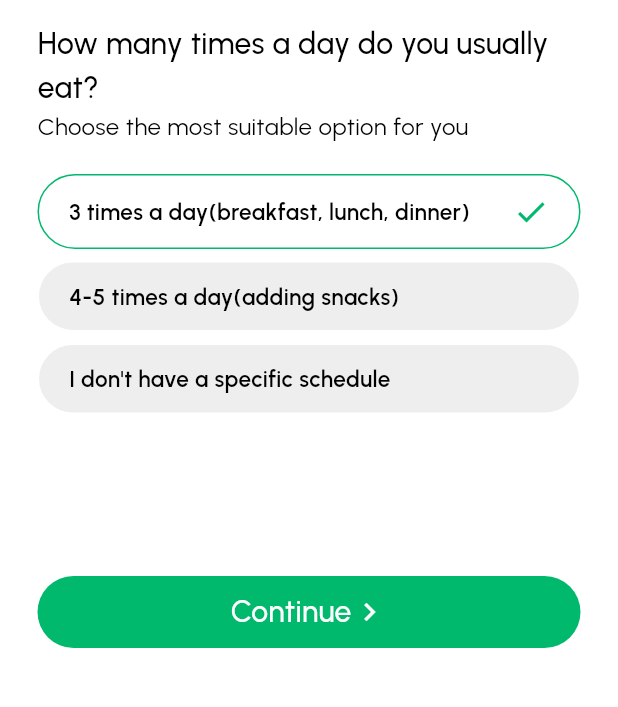
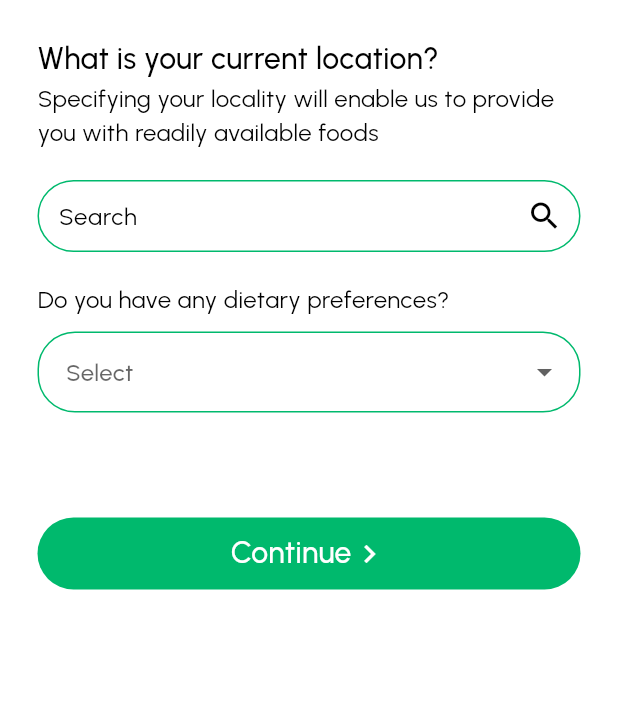
Before and after one commit to samrasugu/nutrimate, a Flutter app: the SetMealTimesPage screen opened by its route, after a tap on "3 times a day(breakfast, lunch, dinner)", after a tap on "Continue", on a phone screen of 412 x 824 dp, the part 60-767 px from its top. Run offline on Flutter 3.47's test engine with Material 3 defaults, Android fonts, the phone set to English and light mode, and no system bars; our stand-ins replace flutter_svg, smooth_page_indicator; project files that could hold a hidden picture were left out.

Commit message:
feat: set location & dietary preferences page
- scaffold UI for location and dietary preferences
- added interaction properties to customtextfield

```diff
--- a/lib/application/core/services/utils.dart
+++ b/lib/application/core/services/utils.dart
@@ -21,3 +21,64 @@ List<String> mealTimes = <String>[
   '4-5 times a day(adding snacks)',
   'I don\'t have a specific schedule',
 ];
+
+List<String> dietaryPreferences = <String>[
+  'Dairy Free',
+  'Egg Free',
+  'Gluten Free',
+  'Keto',
+  'Paleo',
+  'Pescatarian',
+  'Vegan',
+  'Vegetarian',
+  'Hindu',
+  'Kosher',
+  'Muslim Halal',
+  'I don\'t have any dietary restrictions',
+];
+
+List<String> mealTypes = <String>[
+  'Vegan',
+  'Vegetarian',
+  'Pescatarian',
+  'Keto',
+  'Paleo',
+  'Gluten Free',
+  'Dairy Free',
+  'Low Carb',
+  'Low Fat',
+  'Low Sodium',
+  'Low Sugar',
+  'Balanced',
+  'I don\'t have a specific diet',
+];
+
+List<String> activityLevels = <String>[
+  'Sedentary',
+  'Lightly Active',
+  'Moderately Active',
+  'Very Active',
+  'Extra Active',
+];
+
+List<String> goals = <String>[
+  'Lose Weight',
+  'Maintain Weight',
+  'Gain Weight',
+];
+
+List<String> allergies = <String>[
+  'Dairy',
+  'Egg',
+  'Gluten',
+  'Grain',
+  'Peanut',
+  'Seafood',
+  'Sesame',
+  'Shellfish',
+  'Soy',
+  'Sulfite',
+  'Tree Nut',
+  'Wheat',
+  'I don\'t have any allergies',
+];
--- a/lib/domain/core/value_objects/app_strings.dart
+++ b/lib/domain/core/value_objects/app_strings.dart
@@ -45,3 +45,7 @@ const String chooseMoreSuitableOption =
     'Choose the most suitable option for you';
 
 const String currentLocationQuestion = 'What is your current location?';
+const String specifyLocationText =
+    'Specifying your locality will enable us to provide you with readily available foods';
+const String dietaryPreferencesQuestion = 'Do you have any dietary preferences?';
+const String searchText = 'Search';
--- a/lib/presentation/core/widgets/custom_text_field.dart
+++ b/lib/presentation/core/widgets/custom_text_field.dart
@@ -18,6 +18,10 @@ class CustomTextField extends StatelessWidget {
   final FormFieldValidator<String>? validator;
   final TextInputType? keyboardType;
   final Key? formFieldKey;
+  final void Function()? onTap;
+  final void Function(String)? onFieldSubmitted;
+  final void Function(String)? onChanged;
+
   const CustomTextField({
     super.key,
     required this.controller,
@@ -36,6 +40,9 @@ class CustomTextField extends StatelessWidget {
     this.validator,
     this.keyboardType,
     this.formFieldKey,
+    this.onTap,
+    this.onFieldSubmitted,
+    this.onChanged,
   })  : enabled = enabled ?? true,
         obscureText = obscureText ?? false;
 
@@ -47,6 +54,15 @@ class CustomTextField extends StatelessWidget {
       initialValue: initialValue,
       keyboardType: keyboardType,
       key: formFieldKey,
+      onTap: () {
+        onTap?.call;
+      },
+      onFieldSubmitted: (String value) {
+        onFieldSubmitted?.call;
+      },
+      onChanged: (String value) {
+        onChanged?.call;
+      },
       decoration: InputDecoration(
         hintText: hintText,
         prefixIcon: prefixIcon,
--- /dev/null
+++ b/lib/presentation/onboarding/complete_profile/pages/set_location_and_preferences_page.dart
@@ -0,0 +1,155 @@
+import 'package:flutter/material.dart';
+import 'package:nutrimate/application/core/services/utils.dart';
+import 'package:nutrimate/domain/core/value_objects/app_strings.dart';
+import 'package:nutrimate/presentation/core/theme/theme.dart';
+import 'package:nutrimate/presentation/core/widgets/custom_app_bar.dart';
+import 'package:nutrimate/presentation/core/widgets/custom_button.dart';
+import 'package:nutrimate/presentation/core/widgets/custom_select_field.dart';
+import 'package:nutrimate/presentation/core/widgets/custom_text_field.dart';
+import 'package:nutrimate/presentation/global/spaces.dart';
+import 'package:nutrimate/presentation/global/text_themes.dart';
+import 'package:nutrimate/presentation/router/routes.dart';
+
+class SetLocationAndPreferencesPage extends StatefulWidget {
+  const SetLocationAndPreferencesPage({super.key});
+
+  @override
+  State<SetLocationAndPreferencesPage> createState() =>
+      _SetLocationAndPreferencesPageState();
+}
+
+class _SetLocationAndPreferencesPageState
+    extends State<SetLocationAndPreferencesPage> {
+  final TextEditingController searchController = TextEditingController();
+  @override
+  Widget build(BuildContext context) {
+    return Scaffold(
+      appBar: PreferredSize(
+        preferredSize: const Size.fromHeight(60),
+        child: CustomAppBar(
+          showBackButton: true,
+          trailingWidget: Text(
+            skipText,
+            style: normalSize18Text(
+              AppColors.primaryColor,
+            ),
+          ),
+          onBackButtonPressed: () {
+            Navigator.pushNamed(context, Routes.setMealTimes);
+          },
+        ),
+      ),
+      body: Padding(
+        padding: const EdgeInsets.symmetric(horizontal: 25.0),
+        child: SingleChildScrollView(
+          child: Column(
+            crossAxisAlignment: CrossAxisAlignment.start,
+            children: <Widget>[
+              smallVerticalSizedBox,
+              Text(
+                currentLocationQuestion,
+                style: boldSize20Text(
+                  AppColors.blackColor,
+                ),
+              ),
+              Text(
+                specifyLocationText,
+                style: normalSize16Text(
+                  AppColors.blackColor,
+                ),
+              ),
+              mediumVerticalSizedBox,
+              CustomTextField(
+                controller: searchController,
+                hintText: searchText,
+                borderColor: AppColors.primaryColor,
+                suffixIcon: const Icon(Icons.search),
+                onTap: () {},
+              ),
+              mediumVerticalSizedBox,
+              Text(
+                dietaryPreferencesQuestion,
+                style: normalSize16Text(
+                  AppColors.blackColor,
+                ),
+              ),
+              smallVerticalSizedBox,
+              CustomSelectField(
+                items: dietaryPreferences,
+                hintText: selectString,
+                decoration: InputDecoration(
+                  contentPadding: EdgeInsetsGeometry.lerp(
+                    const EdgeInsets.all(10),
+                    const EdgeInsets.all(10.5),
+                    10,
+                  ),
+                  border: OutlineInputBorder(
+                    borderRadius: BorderRadius.circular(25),
+                    borderSide: const BorderSide(
+                      color: AppColors.primaryColor,
+                    ),
+                  ),
+                  focusedBorder: OutlineInputBorder(
+                    borderRadius: BorderRadius.circular(25),
+                    borderSide: const BorderSide(
+                      color: AppColors.primaryColor,
+                    ),
+                  ),
+                  enabledBorder: OutlineInputBorder(
+                    borderRadius: BorderRadius.circular(25),
+                    borderSide: const BorderSide(
+                      color: AppColors.primaryColor,
+                    ),
+                  ),
+                  errorBorder: OutlineInputBorder(
+                    borderRadius: BorderRadius.circular(25),
+                    borderSide: const BorderSide(
+                      color: AppColors.redColor,
+                    ),
+                  ),
+                  focusedErrorBorder: OutlineInputBorder(
+                    borderRadius: BorderRadius.circular(25),
+                    borderSide: const BorderSide(
+                      color: AppColors.redColor,
+                    ),
+                  ),
+                ),
+                onChanged: (String? newValue) {},
+              ),
+              size70VerticalSizedBox,
+              SizedBox(
+                height: 48,
+                width: double.infinity,
+                child: CustomButton(
+                  onPressed: () {
+                    Navigator.pushNamed(
+                      context,
+                      Routes.setLocationAndPreferences,
+                    );
+                  },
+                  fillColor: AppColors.primaryColor,
+                  customBorderRadius: 25,
+                  customChild: Row(
+                    mainAxisAlignment: MainAxisAlignment.center,
+                    children: <Widget>[
+                      Text(
+                        continueText,
+                        style: mediumSize20Text(
+                          AppColors.whiteColor,
+                        ),
+                      ),
+                      const Icon(
+                        Icons.chevron_right_sharp,
+                        color: AppColors.whiteColor,
+                      ),
+                    ],
+                  ),
+                ),
+              ),
+            ],
+          ),
+        ),
+      ),
+    );
+  }
+}
--- a/lib/presentation/onboarding/complete_profile/pages/set_meal_times_page.dart
+++ b/lib/presentation/onboarding/complete_profile/pages/set_meal_times_page.dart
@@ -55,7 +55,9 @@ class SetMealTimesPage extends StatelessWidget {
                 height: 48,
                 width: double.infinity,
                 child: CustomButton(
-                  onPressed: () {},
+                  onPressed: () {
+                    Navigator.pushNamed(context, Routes.setLocationAndPreferences);
+                  },
                   fillColor: AppColors.primaryColor,
                   customBorderRadius: 25,
                   customChild: Row(
--- a/lib/presentation/router/router_generator.dart
+++ b/lib/presentation/router/router_generator.dart
@@ -1,6 +1,7 @@
 import 'package:flutter/material.dart';
 import 'package:nutrimate/presentation/home/pages/home_page.dart';
 import 'package:nutrimate/presentation/onboarding/complete_profile/pages/set_basic_info_page.dart';
+import 'package:nutrimate/presentation/onboarding/complete_profile/pages/set_location_and_preferences_page.dart';
 import 'package:nutrimate/presentation/onboarding/complete_profile/pages/set_meal_times_page.dart';
 import 'package:nutrimate/presentation/onboarding/login/pages/login_page.dart';
 import 'package:nutrimate/presentation/onboarding/onboarding_intro/pages/onboarding_intro_page.dart';
@@ -43,6 +44,11 @@ class RouteGenerator {
           builder: (_) => const SetMealTimesPage(),
           settings: const RouteSettings(name: 'Set Preferences Page'),
         );
+      case Routes.setLocationAndPreferences:
+        return MaterialPageRoute<SetLocationAndPreferencesPage>(
+          builder: (_) => const SetLocationAndPreferencesPage(),
+          settings: const RouteSettings(name: 'Set Location And Preferences Page'),
+        );
       default:
         return MaterialPageRoute<LoginPage>(
           builder: (_) => const LoginPage(),
--- a/lib/presentation/router/routes.dart
+++ b/lib/presentation/router/routes.dart
@@ -6,6 +6,7 @@ class Routes {
   static const String onboardingIntro = '/onboardingIntro';
   static const String setBasicInfo = '/setBasicInfo';
   static const String setMealTimes = '/setMealTimes';
+  static const String setLocationAndPreferences = '/setLocationAndPreferences';
 
   static const String home = '/home';
   static const String profile = '/profile';
```
